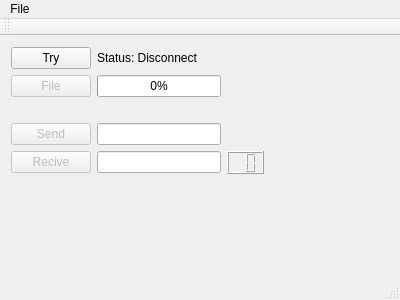
Above: HOST_QT/mainwindow.ui from lisitsynSA/inter before the change. Below: the same form after it.
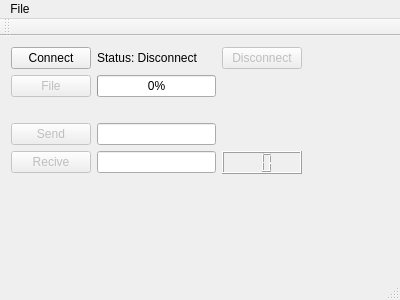
That is the form after the change.

Commit message: [HOST][FEAT] Disconnect button

What changed in the file:
```diff
--- a/HOST_QT/mainwindow.ui
+++ b/HOST_QT/mainwindow.ui
@@ -19,7 +19,7 @@
      <rect>
       <x>0</x>
       <y>0</y>
-      <width>275</width>
+      <width>313</width>
       <height>193</height>
      </rect>
     </property>
@@ -96,7 +96,7 @@
         </size>
        </property>
        <property name="text">
-        <string>Try</string>
+        <string>Connect</string>
        </property>
        <property name="checkable">
         <bool>false</bool>
@@ -143,6 +143,25 @@
        </property>
       </spacer>
      </item>
+     <item row="0" column="2">
+      <widget class="QPushButton" name="disconnectButton">
+       <property name="enabled">
+        <bool>false</bool>
+       </property>
+       <property name="maximumSize">
+        <size>
+         <width>100</width>
+         <height>16777215</height>
+        </size>
+       </property>
+       <property name="text">
+        <string>Disconnect</string>
+       </property>
+       <property name="checkable">
+        <bool>false</bool>
+       </property>
+      </widget>
+     </item>
     </layout>
    </widget>
   </widget>
```
Left out of the diff: 2 changed lines with no effect on the pictures. The commit also changes 2 other files.
